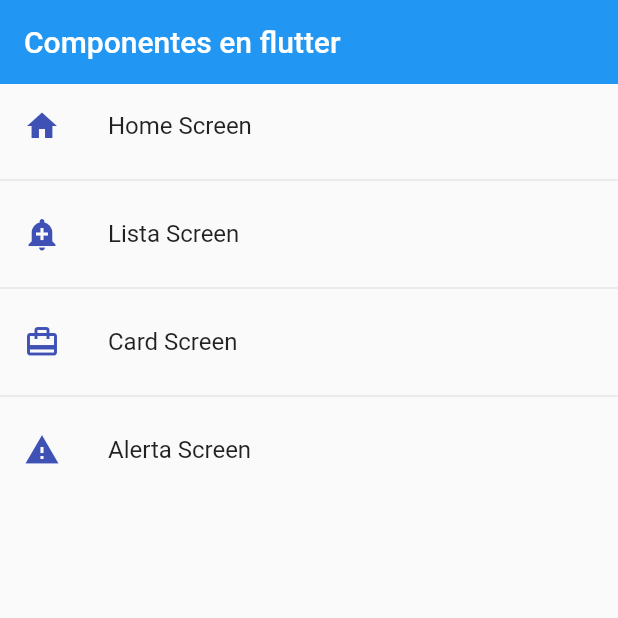
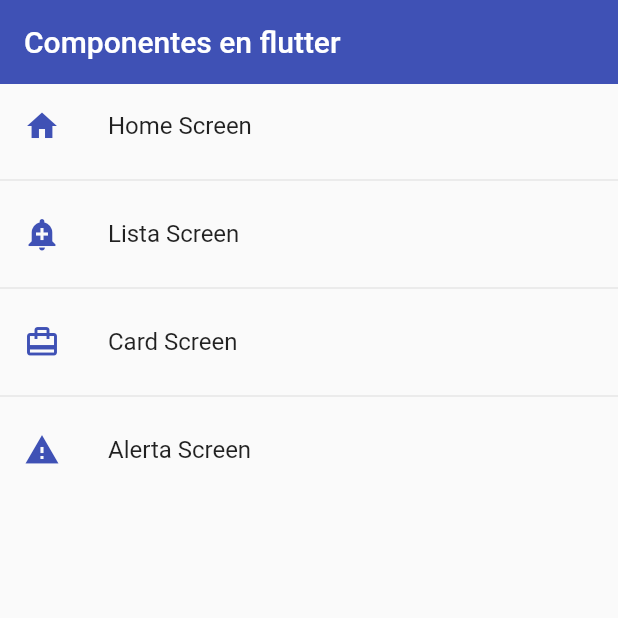
Before and after one commit to AndrusGerman/fl_components, a Flutter app: the screen it shows after launch, on a phone screen of 412 x 824 dp, the top half of it. Run offline on Flutter 3.47's test engine with Material 2 defaults, Android fonts, the phone set to English and light mode, and no system bars.

Commit message:
add basic theme

```diff
--- a/lib/main.dart
+++ b/lib/main.dart
@@ -14,6 +14,14 @@ class MyApp extends StatelessWidget {
       initialRoute: AppRoutes.initialRoute,
       routes: AppRoutes.getAppRoutes(),
       onGenerateRoute: AppRoutes.onGenerateRoute,
+      theme: ThemeData.light().copyWith(
+        primaryColor: Colors.indigo,
+
+        appBarTheme:const AppBarTheme(
+          backgroundColor: Colors.indigo,
+          elevation: 0
+        )
+      ),
     );
   }
 }
--- a/lib/screens/home_screen.dart
+++ b/lib/screens/home_screen.dart
@@ -10,7 +10,6 @@ class HomeScreen extends StatelessWidget {
     return Scaffold(
       appBar: AppBar(
         title: const Text('Componentes en flutter'),
-        elevation: 0,
       ),
       body: ListView.separated(
         itemBuilder: (context, index) {
--- a/lib/screens/listview_screen.dart
+++ b/lib/screens/listview_screen.dart
@@ -15,10 +15,7 @@ class ListViewScreen extends StatelessWidget {
   Widget build(BuildContext context) {
     return Scaffold(
       appBar: AppBar(
-        title: const Text('Listview'),
-        elevation: 0,
-        backgroundColor: Colors.indigo,
-      ),
+        title: const Text('Listview')),
       body: ListView.separated(
           itemBuilder: (context, index) {
             return ListTile(
```
